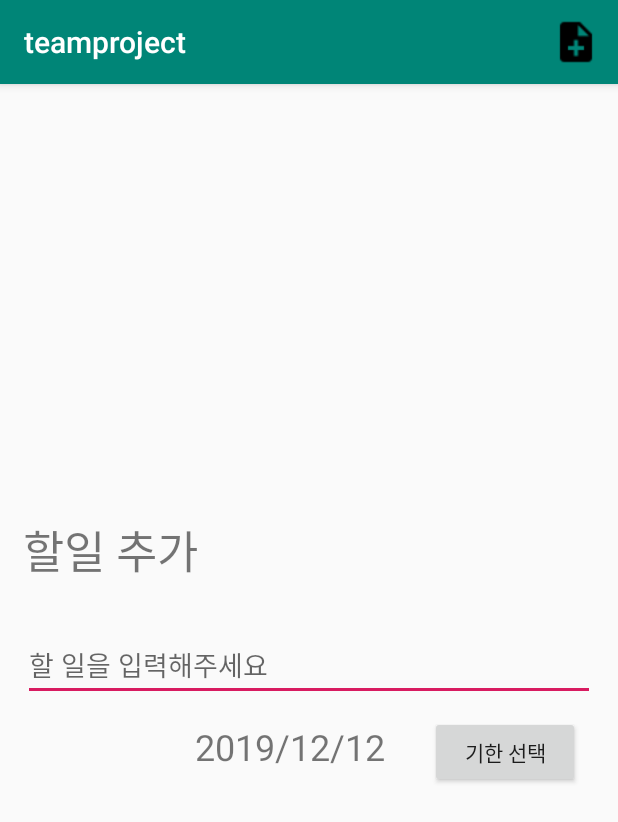
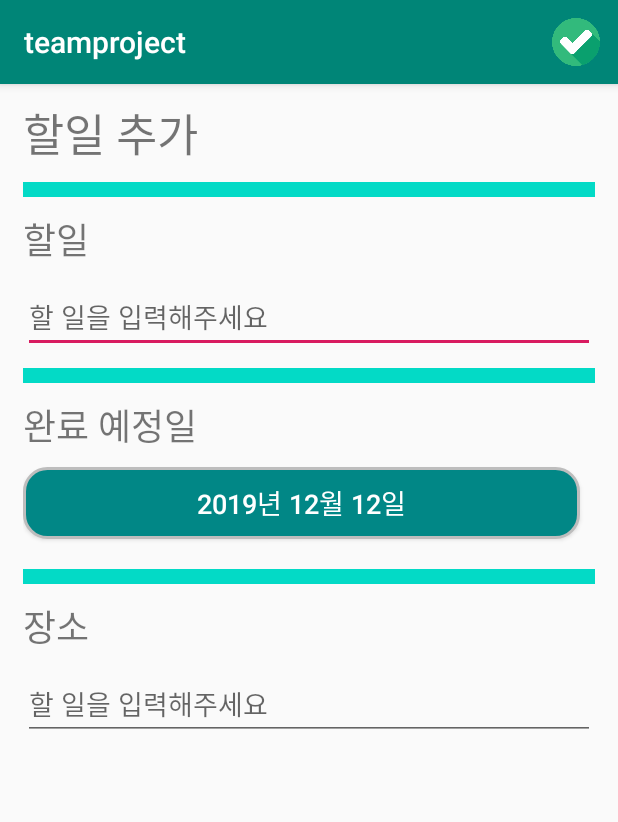
Before and after one commit to Kwonkyu/My-Planner, an Android app: the CheckListItemAdd screen opened directly, with no data from a screen before it, on a phone screen of 412 x 824 dp. Shown: the top 822 px of the screen. Run offline under Robolectric (Android 15) with nearby library versions, the light colour scheme and no system bars; network calls fail.

Commit message:
#0. TODO - Implement data backup(save), load feature using database. -
#1. Checklist Adapter
- Link TextView with widget(location)
- Link ImageView with widget(checkbox icon)
- Implement checked, unchecked state feature(LTGRAY background, STRIKE_THRU_TEXT_FLAG, checked icon)

#2. Checklist Item
- Added location field, getter and setter.
- Adjusted constructor.

#3. Checklist Item Add
- Adjusted UI
- Added location field.

#4. Checklist Fragment
- Applied location field in ActivityResult().

#?. UI
- Edited margin, padding, font size in XML.
- Applied background color using 'colors.xml'.
- Added some widgets in checklist add activity.
- Added checkbox, date, location field in recycler view items.

#?. etc
- Added checked, unchecked icon.
- Added color / string values and applied.
- Added round-corner button xml.

```diff
--- a/teamproject/app/src/main/java/com/example/teamproject/CheckListItemAdd.java
+++ b/teamproject/app/src/main/java/com/example/teamproject/CheckListItemAdd.java
@@ -11,7 +11,6 @@ import android.view.View;
 import android.widget.Button;
 import android.widget.DatePicker;
 import android.widget.EditText;
-import android.widget.TextView;
 
 import androidx.annotation.NonNull;
 import androidx.annotation.Nullable;
@@ -23,18 +22,17 @@ import java.util.Locale;
 
 public class CheckListItemAdd extends AppCompatActivity {
     private EditText input;
-    private TextView dateInput;
+    private EditText place;
+    private static String dateString;
 
     public static class DatePickerFragment extends DialogFragment implements DatePickerDialog.OnDateSetListener {
-        TextView dateText;
-        void setTextView(TextView date) {
-            dateText = date;
-        }
+        Button dateButton;
+        void setButtonView(Button button) { dateButton = button; }
         // link date string from constructor.
 
         @Override @NonNull @TargetApi(26)
         public Dialog onCreateDialog(Bundle savedInstanceState) {
-            String[] ymd = dateText.getText().toString().split("/");
+            String[] ymd = dateString.split("/");
             // Split yyyy/mm/dd format date string with "/" delimiter.
             int[] ymdInt = new int[3];
             for(int i=0;i<3;i++) ymdInt[i] = Integer.parseInt(ymd[i]);
@@ -45,8 +43,9 @@ public class CheckListItemAdd extends AppCompatActivity {
 
         @Override
         public void onDateSet(DatePicker view, int year, int monthOfYear, int dayOfMonth) {
-            dateText.setText(String.format(Locale.KOREAN, "%d/%d/%d", year, monthOfYear+1, dayOfMonth));
             // Set date string with increased month(by 1).
+            dateButton.setText(String.format(Locale.KOREAN, "%d년 %d월 %d일", year, monthOfYear+1, dayOfMonth));
+            dateString = String.format(Locale.KOREAN, "%d/%d/%d", year, monthOfYear+1, dayOfMonth);
         }
     }
 
@@ -55,23 +54,23 @@ public class CheckListItemAdd extends AppCompatActivity {
         setContentView(R.layout.checklist_item_add);
 
         input = findViewById(R.id.checklist_edit_add);
-        dateInput = findViewById(R.id.checklist_text_date);
+        place = findViewById(R.id.checklist_edit_add_place);
+        Button dateButton = findViewById(R.id.checklist_button_datepicker);
         // Link view to variable
 
         Calendar cal = Calendar.getInstance();
         int year = cal.get(Calendar.YEAR);
         int month = cal.get(Calendar.MONTH);
         int day = cal.get(Calendar.DAY_OF_MONTH);
-        String currentDate = String.format(Locale.KOREAN, "%d/%d/%d", year, month + 1, day);
-        dateInput.setText(currentDate);
+        dateButton.setText(String.format(Locale.KOREAN, "%d년 %d월 %d일", year, month + 1, day));
+        dateString = String.format(Locale.KOREAN, "%d/%d/%d", year, month + 1, day);
         // Get today's date as format of yyyy/mm/dd string and set.
 
         final DatePickerFragment dpf = new DatePickerFragment();
-        dpf.setTextView(dateInput);
+        dpf.setButtonView(dateButton);
         // Note: Don't make instance of DatePickerFragment in setOnClickListener. It keeps re-date dateInput.
 
-        Button callDatePicker = findViewById(R.id.checklist_button_datepicker);
-        callDatePicker.setOnClickListener(new View.OnClickListener(){
+        dateButton.setOnClickListener(new View.OnClickListener(){
             @Override
             public void onClick(View view) {
                 dpf.show(getSupportFragmentManager(), "datePicker");
@@ -91,11 +90,12 @@ public class CheckListItemAdd extends AppCompatActivity {
     public boolean onOptionsItemSelected(@NonNull MenuItem item) {
         switch(item.getItemId()){
             case R.id.checklist_menu_save:
-
                 String text = input.getText().toString();
+                String placeText = place.getText().toString();
                 Intent intent = new Intent(this, FragmentChecklist.class);
                 intent.putExtra(FragmentChecklist.CHECKLIST_ADD_ITEM_OK, text);
-                intent.putExtra(FragmentChecklist.CHECKLIST_ADD_ITEM_DATE, dateInput.getText().toString());
+                intent.putExtra(FragmentChecklist.CHECKLIST_ADD_ITEM_DATE, dateString);
+                intent.putExtra(FragmentChecklist.CHECKLIST_ADD_ITEM_PLACE, placeText);
                 setResult(FragmentChecklist.CHECKLIST_ADD_ITEM_RESULT, intent);
                 // Get checklist item's text and expiration date as string and send as intent's data.
                 finish();
--- /dev/null
+++ b/teamproject/app/src/main/res/drawable/button_roundcorner.xml
@@ -0,0 +1,12 @@
+<?xml version="1.0" encoding="utf-8"?>
+<shape xmlns:android="http://schemas.android.com/apk/res/android"
+    android:shape="rectangle" android:padding = "10dp">
+    <solid android:color="@color/checklistColorSecondary"></solid>
+    <corners
+        android:bottomLeftRadius="15dp"
+        android:bottomRightRadius="15dp"
+        android:topLeftRadius="15dp"
+        android:topRightRadius="15dp"></corners>
+    <stroke android:width="2dp"
+        android:color="#BDBDBD"></stroke>
+</shape>
--- a/teamproject/app/src/main/res/layout/checklist_item_add.xml
+++ b/teamproject/app/src/main/res/layout/checklist_item_add.xml
@@ -1,58 +1,114 @@
 <?xml version="1.0" encoding="utf-8"?>
-<RelativeLayout xmlns:android="http://schemas.android.com/apk/res/android"
+<ScrollView
+    android:layout_height="wrap_content"
+    android:layout_width="wrap_content"
+    xmlns:android="http://schemas.android.com/apk/res/android">
+<RelativeLayout
     android:layout_width="match_parent"
-    android:layout_height="match_parent"
-    android:gravity="center_vertical"
+    android:layout_height="wrap_content"
+    android:layout_marginLeft="15dp"
+    android:layout_marginRight="15dp"
     android:orientation="vertical">
 
     <TextView
         android:id="@+id/checklist_text_add"
         android:layout_width="match_parent"
         android:layout_height="wrap_content"
-        android:paddingLeft="15dp"
-        android:paddingRight="15dp"
-        android:paddingBottom="30dp"
+        android:layout_marginTop="10dp"
+        android:layout_marginBottom="10dp"
         android:text="@string/checklist_text_item_add"
         android:textSize="30sp" />
+
+    <View
+        android:id="@+id/divider"
+        android:layout_width="match_parent"
+        android:layout_height="10dp"
+        android:layout_below="@id/checklist_text_add"
+        android:background="@color/checklistColorPrimary" />
+
+    <TextView
+        android:id="@+id/checklist_text_add_todo"
+        android:layout_width="wrap_content"
+        android:layout_height="wrap_content"
+        android:layout_below="@id/divider"
+        android:layout_alignParentTop="false"
+        android:layout_alignParentBottom="false"
+        android:layout_marginTop="10dp"
+        android:text="@string/checklist_text_item_add_form"
+        android:textSize="24sp" />
 
     <EditText
         android:id="@+id/checklist_edit_add"
         android:layout_width="match_parent"
         android:layout_height="wrap_content"
-
-        android:layout_below="@id/checklist_text_add"
-        android:layout_marginLeft="15dp"
-        android:layout_marginRight="15dp"
+        android:layout_below="@id/checklist_text_add_todo"
+        android:layout_marginTop="10dp"
         android:hint="@string/checklist_text_item_default"
         android:importantForAutofill="no"
         android:inputType="textLongMessage|textMultiLine|textPersonName" />
 
 
+    <View
+        android:id="@+id/divider2"
+        android:layout_width="match_parent"
+        android:layout_height="10dp"
+        android:layout_below="@id/checklist_edit_add"
+        android:layout_marginTop="10dp"
+        android:background="@color/checklistColorPrimary" />
+
     <TextView
-        android:id="@+id/checklist_text_date"
+        android:id="@+id/checklist_text_add_date"
         android:layout_width="wrap_content"
         android:layout_height="wrap_content"
-        android:layout_below="@id/checklist_edit_add"
-        android:layout_alignBaseline="@id/checklist_button_datepicker"
-        android:layout_marginStart="20sp"
-        android:layout_marginEnd="20sp"
-        android:layout_toStartOf="@id/checklist_button_datepicker"
-        android:layout_toLeftOf="@id/checklist_button_datepicker"
+        android:layout_below="@id/divider2"
+        android:layout_marginTop="10dp"
+        android:text="@string/checklist_text_item_add_date_form"
         android:textSize="24sp" />
 
     <Button
         android:id="@+id/checklist_button_datepicker"
-        android:layout_width="100sp"
+        android:layout_width="wrap_content"
         android:layout_height="wrap_content"
-        android:layout_below="@id/checklist_edit_add"
-        android:layout_alignRight="@id/checklist_edit_add"
-        android:layout_marginStart="10dp"
-        android:layout_marginLeft="10dp"
+        android:layout_below="@id/checklist_text_add_date"
+        android:layout_alignParentStart="true"
+        android:layout_alignParentLeft="true"
+        android:layout_alignParentEnd="true"
+        android:layout_alignParentRight="true"
         android:layout_marginTop="10dp"
         android:layout_marginEnd="10dp"
         android:layout_marginRight="10dp"
         android:layout_marginBottom="10dp"
-        android:text="@string/checklist_button_datepicker"
-        android:layout_alignEnd="@id/checklist_edit_add" />
+        android:background="@drawable/button_roundcorner"
+        android:text="@string/date_default"
+        android:textSize="18sp"
+        android:textColor="#FFFFFF"/>
+
+    <View
+        android:id="@+id/divider3"
+        android:layout_width="match_parent"
+        android:layout_height="10dp"
+        android:layout_below="@id/checklist_button_datepicker"
+        android:layout_marginTop="10dp"
+        android:background="@color/checklistColorPrimary" />
+
+    <TextView
+        android:id="@+id/checklist_text_add_place"
+        android:layout_width="wrap_content"
+        android:layout_height="wrap_content"
+        android:layout_below="@id/divider3"
+        android:layout_marginTop="10dp"
+        android:text="@string/checklist_text_item_add_place_form"
+        android:textSize="24sp" />
+
+    <EditText
+        android:id="@+id/checklist_edit_add_place"
+        android:layout_width="match_parent"
+        android:layout_height="wrap_content"
+        android:layout_below="@id/checklist_text_add_place"
+        android:layout_marginTop="10dp"
+        android:hint="@string/checklist_text_item_default"
+        android:importantForAutofill="no"
+        android:inputType="textLongMessage|textMultiLine|textPersonName" />
 
 </RelativeLayout>
+</ScrollView>
--- a/teamproject/app/src/main/res/menu/checklist_additem_menu.xml
+++ b/teamproject/app/src/main/res/menu/checklist_additem_menu.xml
@@ -4,7 +4,7 @@
 
     <item
         android:id="@+id/checklist_menu_save"
-        android:icon="@drawable/baseline_note_add_black_18dp"
+        android:icon="@drawable/checkedicon"
         android:title="@string/global_save"
         app:showAsAction="ifRoom|withText" />
 </menu>
--- a/teamproject/app/src/main/res/values/colors.xml
+++ b/teamproject/app/src/main/res/values/colors.xml
@@ -3,4 +3,7 @@
     <color name="colorPrimary">#008577</color>
     <color name="colorPrimaryDark">#00574B</color>
     <color name="colorAccent">#D81B60</color>
+
+    <color name="checklistColorPrimary">#03DAC6</color>
+    <color name="checklistColorSecondary">#018786</color>
 </resources>
--- a/teamproject/app/src/main/res/values/strings.xml
+++ b/teamproject/app/src/main/res/values/strings.xml
@@ -9,8 +9,14 @@
     <string name="checklist_text_item_add">할일 추가</string>
     <string name="checklist_text_item_default">할 일을 입력해주세요</string>
     <string name="checklist_button_datepicker">기한 선택</string>
+    <string name="checklist_text_item_add_form">할일</string>
+    <string name="checklist_text_item_add_date_form">완료 예정일</string>
+    <string name="checklist_text_item_add_place_form">장소</string>
 
     <string name="global_confirm">확인</string>
     <string name="global_deny">취소</string>
     <string name="global_save">저장</string>
+
+    <string name="date_default">1970/1/1</string>
+    <string name="desc_checkbox">일정 완료/미완료 여부</string>
 </resources>
```
Also changed, not shown: teamproject/app/src/main/java/com/example/teamproject/CheckListAdapter.java (+33 -2 lines), teamproject/app/src/main/java/com/example/teamproject/CheckListItem.java (+8 -2 lines), teamproject/app/src/main/java/com/example/teamproject/FragmentChecklist.java (+11 -10 lines), teamproject/app/src/main/res/layout/checklist_item.xml (+41 -8 lines), teamproject/app/src/main/res/layout/fragment_checklist.xml (+13 -9 lines), teamproject/app/src/main/res/drawable/checked.png (added), teamproject/app/src/main/res/drawable/checkedicon.png (added), teamproject/app/src/main/res/drawable/unchecked.png (added).
